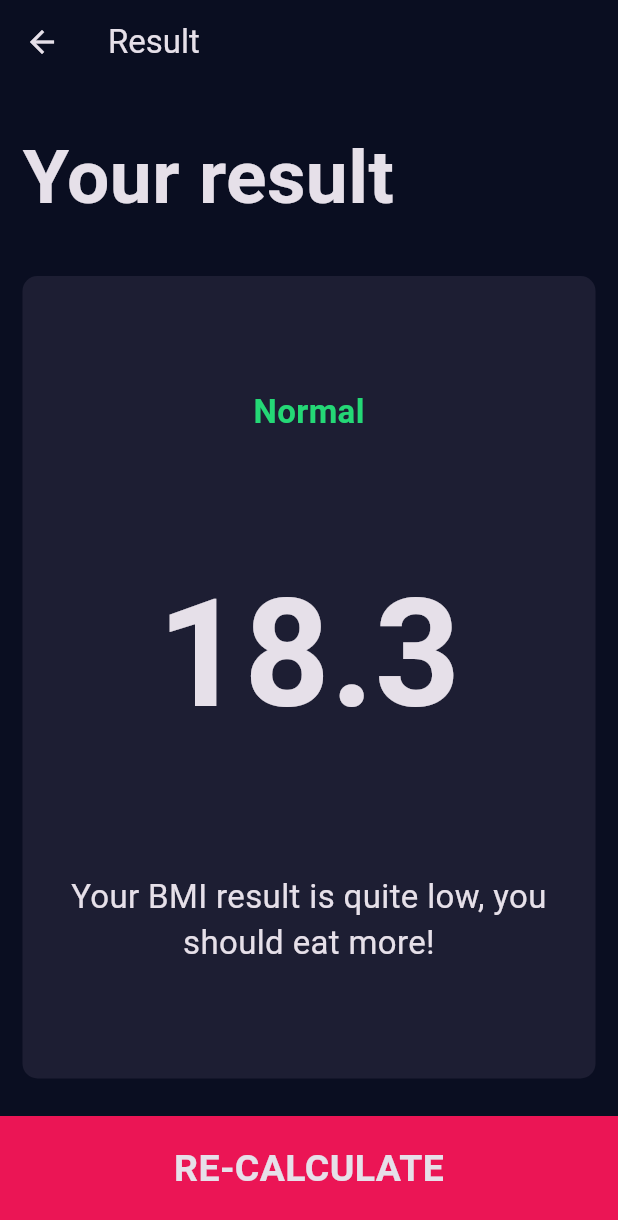
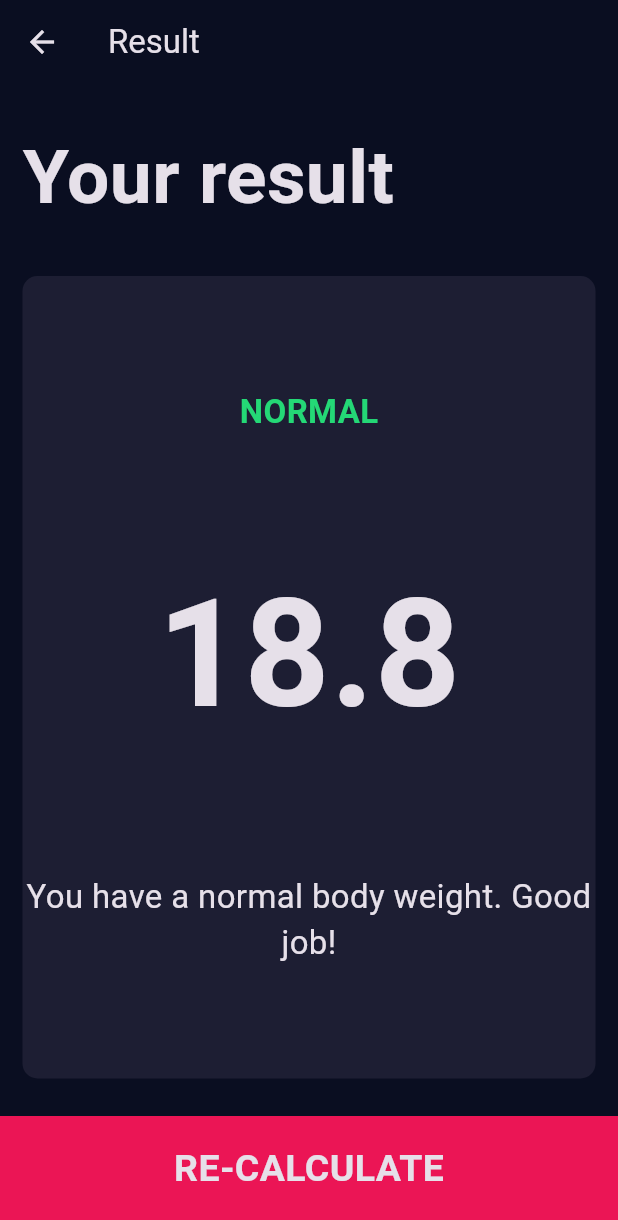
Before and after one commit to aezakmi7/bmi-calculator-flutter, a Flutter app: the screen it shows after launch, after a tap on "CALCULATE", on a phone screen of 412 x 824 dp. Shown: the top 1220 px of the screen. Run offline on Flutter 3.47's test engine with Material 3 defaults, Android fonts, the phone set to English and light mode, and no system bars.

Commit message:
calculator logic[FINAL]

```diff
--- a/lib/data/calculator_brain.dart
+++ b/lib/data/calculator_brain.dart
@@ -0,0 +1,40 @@
+import 'dart:math';
+
+class CalculatorBrain {
+  CalculatorBrain({this.height, this.weight});
+
+  final int? height;
+  final int? weight;
+
+  double _bmi = 0.0;
+
+  String calculateBMI() {
+    if (height != null && weight != null) {
+      _bmi = weight! / pow(height! / 100, 2);
+      return _bmi.toStringAsFixed(
+          1); // Returning the BMI as a string with 1 decimal place
+    } else {
+      return 'Invalid input'; // Return a message indicating invalid input if either height or weight is null
+    }
+  }
+
+  String getResult() {
+    if (_bmi > 25) {
+      return 'Overweight';
+    } else if (_bmi > 18.5) {
+      return 'Normal';
+    } else {
+      return 'Underweight';
+    }
+  }
+
+  String getInterpretation() {
+    if (_bmi > 25) {
+      return 'You have a higher than normal body weight. Try to exercise more';
+    } else if (_bmi > 18.5) {
+      return 'You have a normal body weight. Good job!';
+    } else {
+      return 'You have a lower than normal body weight. You can eat a bit more.';
+    }
+  }
+}
--- a/lib/screens/input_screen.dart
+++ b/lib/screens/input_screen.dart
@@ -1,3 +1,4 @@
+import 'package:bmi_calculator_flutter/data/calculator_brain.dart';
 import 'package:bmi_calculator_flutter/data/constants.dart';
 import 'package:bmi_calculator_flutter/screens/result_screen.dart';
 import 'package:bmi_calculator_flutter/widgets/bottom_button.dart';
@@ -211,9 +212,16 @@ class _InputPageState extends State<InputPage> {
           BottomButton(
             buttonTitle: 'CALCULATE',
             onTap: () {
+              CalculatorBrain calc =
+                  CalculatorBrain(height: height, weight: weight);
+
               Navigator.push(context, MaterialPageRoute(
                 builder: (context) {
-                  return ResultScreen();
+                  return ResultScreen(
+                    bmiResult: calc.calculateBMI(),
+                    resultText: calc.getResult(),
+                    interpretation: calc.getInterpretation(),
+                  );
                 },
               ));
             },
--- a/lib/screens/result_screen.dart
+++ b/lib/screens/result_screen.dart
@@ -4,7 +4,16 @@ import 'package:bmi_calculator_flutter/widgets/reusable_card.dart';
 import 'package:flutter/material.dart';
 
 class ResultScreen extends StatelessWidget {
-  const ResultScreen({super.key});
+  const ResultScreen({
+    super.key,
+    required this.bmiResult,
+    required this.resultText,
+    required this.interpretation,
+  });
+
+  final String bmiResult;
+  final String resultText;
+  final String interpretation;
 
   @override
   Widget build(BuildContext context) {
@@ -34,13 +43,13 @@ class ResultScreen extends StatelessWidget {
                 mainAxisAlignment: MainAxisAlignment.spaceEvenly,
                 crossAxisAlignment: CrossAxisAlignment.center,
                 children: [
-                  Text('Normal', style: kResultStyle),
+                  Text(resultText.toUpperCase(), style: kResultStyle),
                   Text(
-                    '18.3',
+                    bmiResult,
                     style: kBMITextStyle,
                   ),
                   Text(
-                    'Your BMI result is quite low, you should eat more!',
+                    interpretation,
                     style: kBodyTextStyle,
                     textAlign: TextAlign.center,
                   ),
```
